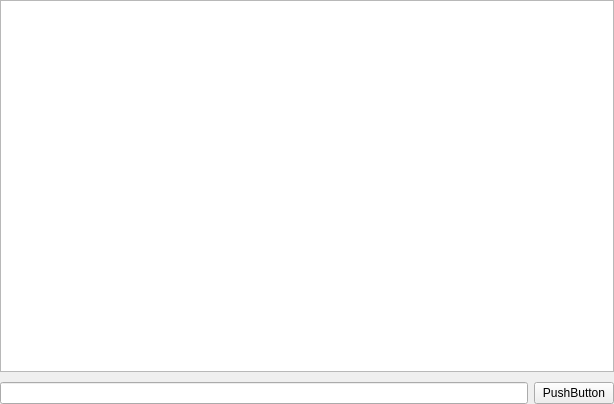
philo-wu/Philo_Game, file TCP_Client/TCP_Client.ui: the form before one commit.
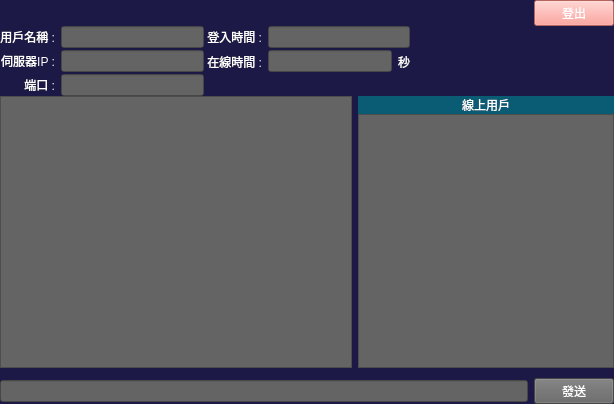
The form after the commit.

Diff of the .ui file:
```diff
--- a/TCP_Client/TCP_Client.ui
+++ b/TCP_Client/TCP_Client.ui
@@ -10,13 +10,107 @@
     <height>404</height>
    </rect>
   </property>
+  <property name="palette">
+   <palette>
+    <active>
+     <colorrole role="WindowText">
+      <brush brushstyle="SolidPattern">
+       <color alpha="255">
+        <red>255</red>
+        <green>255</green>
+        <blue>255</blue>
+       </color>
+      </brush>
+     </colorrole>
+     <colorrole role="Base">
+      <brush brushstyle="SolidPattern">
+       <color alpha="255">
+        <red>255</red>
+        <green>255</green>
+        <blue>255</blue>
+       </color>
+      </brush>
+     </colorrole>
+     <colorrole role="Window">
+      <brush brushstyle="SolidPattern">
+       <color alpha="255">
+        <red>28</red>
+        <green>25</green>
+        <blue>70</blue>
+       </color>
+      </brush>
+     </colorrole>
+    </active>
+    <inactive>
+     <colorrole role="WindowText">
+      <brush brushstyle="SolidPattern">
+       <color alpha="255">
+        <red>255</red>
+        <green>255</green>
+        <blue>255</blue>
+       </color>
+      </brush>
+     </colorrole>
+     <colorrole role="Base">
+      <brush brushstyle="SolidPattern">
+       <color alpha="255">
+        <red>255</red>
+        <green>255</green>
+        <blue>255</blue>
+       </color>
+      </brush>
+     </colorrole>
+     <colorrole role="Window">
+      <brush brushstyle="SolidPattern">
+       <color alpha="255">
+        <red>28</red>
+        <green>25</green>
+        <blue>70</blue>
+       </color>
+      </brush>
+     </colorrole>
+    </inactive>
+    <disabled>
+     <colorrole role="WindowText">
+      <brush brushstyle="SolidPattern">
+       <color alpha="255">
+        <red>120</red>
+        <green>120</green>
+        <blue>120</blue>
+       </color>
+      </brush>
+     </colorrole>
+     <colorrole role="Base">
+      <brush brushstyle="SolidPattern">
+       <color alpha="255">
+        <red>28</red>
+        <green>25</green>
+        <blue>70</blue>
+       </color>
+      </brush>
+     </colorrole>
+     <colorrole role="Window">
+      <brush brushstyle="SolidPattern">
+       <color alpha="255">
+        <red>28</red>
+        <green>25</green>
+        <blue>70</blue>
+       </color>
+      </brush>
+     </colorrole>
+    </disabled>
+   </palette>
+  </property>
   <property name="windowTitle">
    <string>TCP_Client</string>
   </property>
+  <property name="styleSheet">
+   <string notr="true"/>
+  </property>
   <widget class="QWidget" name="centralWidget">
-   <layout class="QVBoxLayout" name="verticalLayout_2">
+   <layout class="QVBoxLayout" name="verticalLayout_2" stretch="0,0,1,4,0">
     <property name="spacing">
-     <number>10</number>
+     <number>0</number>
     </property>
     <property name="leftMargin">
      <number>0</number>
@@ -31,17 +125,312 @@
      <number>0</number>
     </property>
     <item>
-     <widget class="QTextBrowser" name="textBrowser"/>
+     <layout class="QHBoxLayout" name="horizontalLayout_2"/>
+    </item>
+    <item>
+     <layout class="QHBoxLayout" name="horizontalLayout_13">
+      <item>
+       <spacer name="horizontalSpacer">
+        <property name="orientation">
+         <enum>Qt::Horizontal</enum>
+        </property>
+        <property name="sizeHint" stdset="0">
+         <size>
+          <width>40</width>
+          <height>20</height>
+         </size>
+        </property>
+       </spacer>
+      </item>
+      <item>
+       <widget class="QPushButton" name="Btn_Signout">
+        <property name="focusPolicy">
+         <enum>Qt::NoFocus</enum>
+        </property>
+        <property name="styleSheet">
+         <string notr="true">background-color: rgb(255, 141, 131);
+color: rgb(255, 255, 255);</string>
+        </property>
+        <property name="text">
+         <string>登出</string>
+        </property>
+       </widget>
+      </item>
+     </layout>
+    </item>
+    <item>
+     <layout class="QHBoxLayout" name="horizontalLayout_5" stretch="1,1,1">
+      <property name="spacing">
+       <number>3</number>
+      </property>
+      <item>
+       <layout class="QVBoxLayout" name="verticalLayout_4" stretch="1,1,1">
+        <property name="spacing">
+         <number>2</number>
+        </property>
+        <item>
+         <layout class="QHBoxLayout" name="horizontalLayout_8">
+          <item>
+           <widget class="QLabel" name="label_6">
+            <property name="minimumSize">
+             <size>
+              <width>55</width>
+              <height>0</height>
+             </size>
+            </property>
+            <property name="text">
+             <string>用戶名稱 :</string>
+            </property>
+            <property name="alignment">
+             <set>Qt::AlignRight|Qt::AlignTrailing|Qt::AlignVCenter</set>
+            </property>
+           </widget>
+          </item>
+          <item>
+           <widget class="QLineEdit" name="LE_Name">
+            <property name="focusPolicy">
+             <enum>Qt::NoFocus</enum>
+            </property>
+            <property name="styleSheet">
+             <string notr="true">background-color: rgb(100, 100, 100);</string>
+            </property>
+            <property name="readOnly">
+             <bool>true</bool>
+            </property>
+           </widget>
+          </item>
+         </layout>
+        </item>
+        <item>
+         <layout class="QHBoxLayout" name="horizontalLayout_6">
+          <item>
+           <widget class="QLabel" name="label_4">
+            <property name="minimumSize">
+             <size>
+              <width>55</width>
+              <height>0</height>
+             </size>
+            </property>
+            <property name="text">
+             <string>伺服器IP :</string>
+            </property>
+            <property name="alignment">
+             <set>Qt::AlignRight|Qt::AlignTrailing|Qt::AlignVCenter</set>
+            </property>
+           </widget>
+          </item>
+          <item>
+           <widget class="QLineEdit" name="LE_IP">
+            <property name="focusPolicy">
+             <enum>Qt::NoFocus</enum>
+            </property>
+            <property name="styleSheet">
+             <string notr="true">background-color: rgb(100, 100, 100);</string>
+            </property>
+            <property name="readOnly">
+             <bool>true</bool>
+            </property>
+           </widget>
+          </item>
+         </layout>
+        </item>
+        <item>
+         <layout class="QHBoxLayout" name="horizontalLayout_7">
+          <item>
+           <widget class="QLabel" name="label_5">
+            <property name="minimumSize">
+             <size>
+              <width>55</width>
+              <height>0</height>
+             </size>
+            </property>
+            <property name="text">
+             <string>端口 :</string>
+            </property>
+            <property name="alignment">
+             <set>Qt::AlignRight|Qt::AlignTrailing|Qt::AlignVCenter</set>
+            </property>
+           </widget>
+          </item>
+          <item>
+           <widget class="QLineEdit" name="LE_Port">
+            <property name="focusPolicy">
+             <enum>Qt::NoFocus</enum>
+            </property>
+            <property name="styleSheet">
+             <string notr="true">background-color: rgb(100, 100, 100);</string>
+            </property>
+            <property name="readOnly">
+             <bool>true</bool>
+            </property>
+           </widget>
+          </item>
+         </layout>
+        </item>
+       </layout>
+      </item>
+      <item>
+       <layout class="QVBoxLayout" name="verticalLayout_3" stretch="1,1,1">
+        <property name="spacing">
+         <number>2</number>
+        </property>
+        <item>
+         <layout class="QHBoxLayout" name="horizontalLayout_11">
+          <item>
+           <widget class="QLabel" name="label_3">
+            <property name="minimumSize">
+             <size>
+              <width>55</width>
+              <height>0</height>
+             </size>
+            </property>
+            <property name="text">
+             <string>登入時間 :</string>
+            </property>
+            <property name="alignment">
+             <set>Qt::AlignRight|Qt::AlignTrailing|Qt::AlignVCenter</set>
+            </property>
+           </widget>
+          </item>
+          <item>
+           <widget class="QLineEdit" name="LE_LoginTime">
+            <property name="focusPolicy">
+             <enum>Qt::NoFocus</enum>
+            </property>
+            <property name="styleSheet">
+             <string notr="true">background-color: rgb(100, 100, 100);</string>
+            </property>
+            <property name="readOnly">
+             <bool>true</bool>
+            </property>
+           </widget>
+          </item>
+         </layout>
+        </item>
+        <item>
+         <layout class="QHBoxLayout" name="horizontalLayout_9">
+          <item>
+           <widget class="QLabel" name="label_2">
+            <property name="minimumSize">
+             <size>
+              <width>55</width>
+              <height>0</height>
+             </size>
+            </property>
+            <property name="text">
+             <string>在線時間 :</string>
+            </property>
+            <property name="alignment">
+             <set>Qt::AlignRight|Qt::AlignTrailing|Qt::AlignVCenter</set>
+            </property>
+           </widget>
+          </item>
+          <item>
+           <widget class="QLineEdit" name="LE_LoginSec">
+            <property name="focusPolicy">
+             <enum>Qt::NoFocus</enum>
+            </property>
+            <property name="styleSheet">
+             <string notr="true">background-color: rgb(100, 100, 100);</string>
+            </property>
+            <property name="readOnly">
+             <bool>true</bool>
+            </property>
+           </widget>
+          </item>
+          <item>
+           <widget class="QLabel" name="label">
+            <property name="text">
+             <string>秒</string>
+            </property>
+           </widget>
+          </item>
+         </layout>
+        </item>
+        <item>
+         <layout class="QHBoxLayout" name="horizontalLayout_10"/>
+        </item>
+       </layout>
+      </item>
+      <item>
+       <layout class="QVBoxLayout" name="verticalLayout"/>
+      </item>
+     </layout>
+    </item>
+    <item>
+     <layout class="QHBoxLayout" name="horizontalLayout_12" stretch="2,0">
+      <property name="bottomMargin">
+       <number>10</number>
+      </property>
+      <item>
+       <widget class="QTextBrowser" name="TB_Chat">
+        <property name="focusPolicy">
+         <enum>Qt::NoFocus</enum>
+        </property>
+        <property name="styleSheet">
+         <string notr="true">background-color: rgb(100, 100, 100);</string>
+        </property>
+       </widget>
+      </item>
+      <item>
+       <layout class="QVBoxLayout" name="verticalLayout_5">
+        <property name="spacing">
+         <number>0</number>
+        </property>
+        <property name="bottomMargin">
+         <number>0</number>
+        </property>
+        <item>
+         <widget class="QLabel" name="label_7">
+          <property name="styleSheet">
+           <string notr="true">background-color: rgb(10, 92, 117);
+color: rgb(255, 255, 255);</string>
+          </property>
+          <property name="text">
+           <string>線上用戶</string>
+          </property>
+          <property name="alignment">
+           <set>Qt::AlignCenter</set>
+          </property>
+         </widget>
+        </item>
+        <item>
+         <widget class="QTextBrowser" name="TB_User">
+          <property name="focusPolicy">
+           <enum>Qt::NoFocus</enum>
+          </property>
+          <property name="styleSheet">
+           <string notr="true">background-color: rgb(100, 100, 100);</string>
+          </property>
+         </widget>
+        </item>
+       </layout>
+      </item>
+     </layout>
     </item>
     <item>
      <layout class="QHBoxLayout" name="horizontalLayout">
       <item>
-       <widget class="QLineEdit" name="lineEdit"/>
+       <widget class="QLineEdit" name="lineEdit">
+        <property name="focusPolicy">
+         <enum>Qt::ClickFocus</enum>
+        </property>
+        <property name="styleSheet">
+         <string notr="true">background-color: rgb(100, 100, 100);</string>
+        </property>
+       </widget>
       </item>
       <item>
-       <widget class="QPushButton" name="pushButton">
+       <widget class="QPushButton" name="Btn_Send">
+        <property name="focusPolicy">
+         <enum>Qt::ClickFocus</enum>
+        </property>
+        <property name="styleSheet">
+         <string notr="true">background-color: rgb(100, 100, 100);
+color: rgb(255, 255, 255);</string>
+        </property>
         <property name="text">
-         <string>PushButton</string>
+         <string>發送</string>
         </property>
        </widget>
       </item>
```
